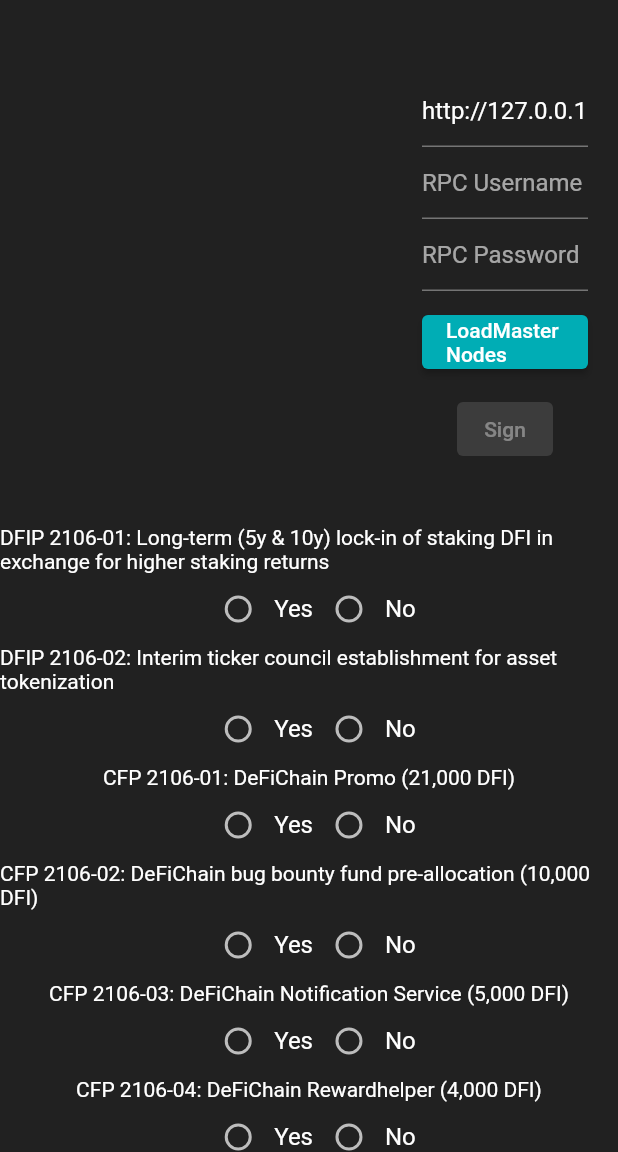
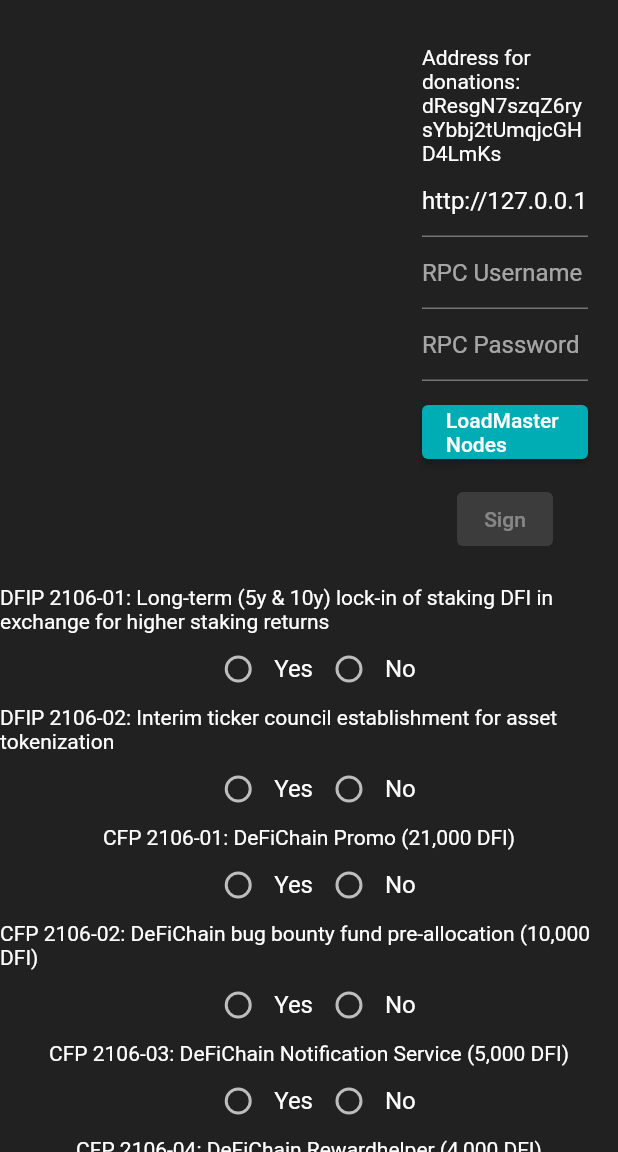
Before and after one commit to saiive/defimnsigner, a Flutter app: the screen it shows after launch, on a phone screen of 412 x 824 dp, the part 84-1236 px from its top. Run offline on Flutter 3.47's test engine with Material 2 defaults, Android fonts, the phone set to English and light mode, and no system bars; Roboto replaces fonts that are missing (Helvetica, Arial, sans-serif).

Commit message:
add address for donations

```diff
--- a/lib/main.dart
+++ b/lib/main.dart
@@ -401,6 +401,8 @@ class _MyHomePageState extends State<MyHomePage> {
                       child: Padding(
                           padding: EdgeInsets.all(10),
                           child: Column(children: [
+                            Text('Address for donations:'),
+                            SelectableText('dResgN7szqZ6rysYbbj2tUmqjcGHD4LmKs'),
                             TextField(
                               controller: _addressController,
                               decoration: InputDecoration(hintText: 'RPC Address'),
```
